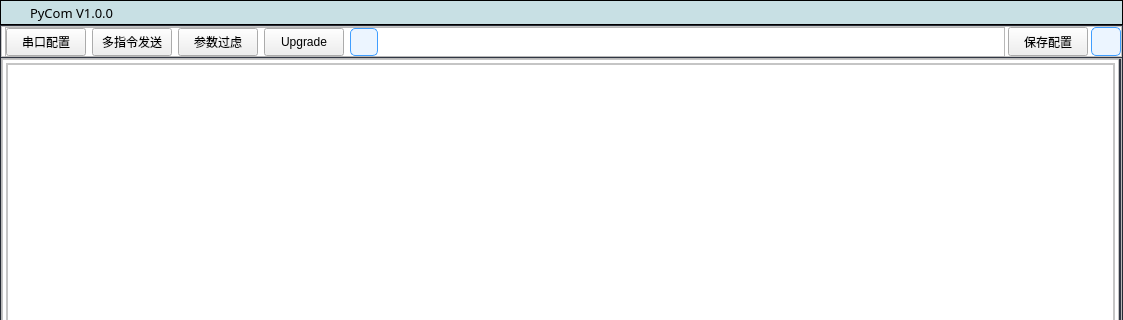
jiang-xin9/PyCom, file ui/index.ui: the form before one commit; both pictures show x 0 to 1123 and y 0 to 320 of the 1123 by 740 pixel window.
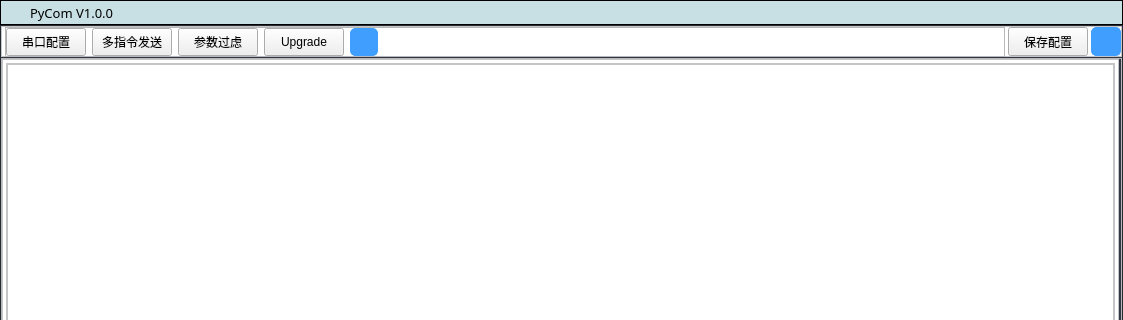
The form after the commit. Icons and pictures are not drawn. Custom widgets are drawn as their Qt base class.

Commit message: 修改UI控件样式

The edit to the form file:
```diff
--- a/ui/index.ui
+++ b/ui/index.ui
@@ -291,7 +291,7 @@
 	background-color: rgb(255, 255, 255);
 }
 QToolButton {
-	background-color: rgb(236, 245, 255);
+	background-color: rgb(64, 158, 255);
 	border-radius: 5px;
 	color: rgb(64, 158, 255);
 	border: 0.5px solid rgb(64, 158, 255); 
```
Left out of the diff: 2 changed lines with no effect on the pictures. The commit also changes 1 other file.
